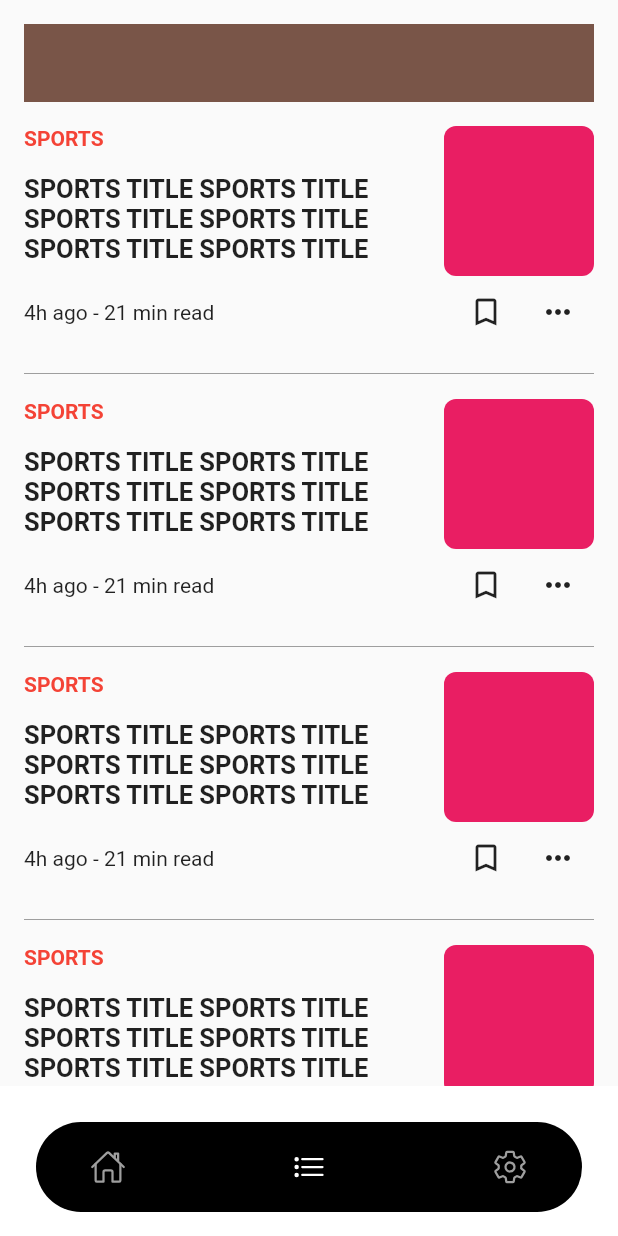
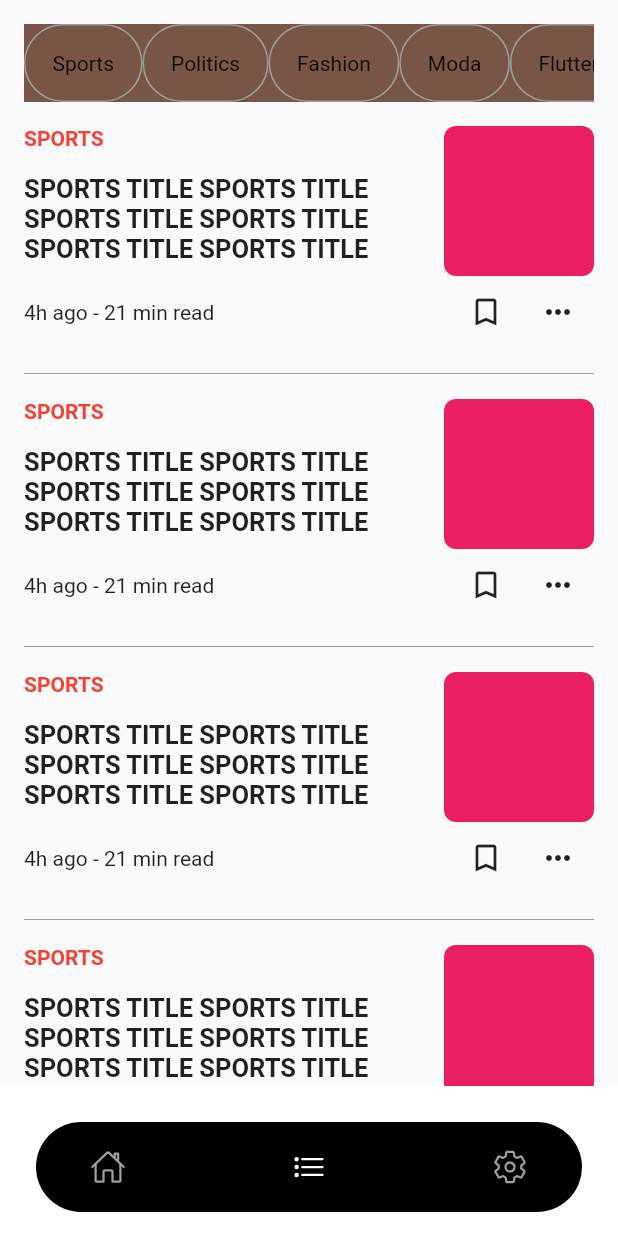
Before and after one commit to JAICHANGPARK/flutter_notebook_chapter_24, a Flutter app: the NewsAppMainPage screen opened directly, item 2 of the bottom bar chosen, on a phone screen of 412 x 824 dp. Run offline on Flutter 3.47's test engine with Material 2 defaults, Android fonts, the phone set to English and light mode, and no system bars; our stand-ins replace flutter_riverpod, freezed_annotation, ionicons, percent_indicator; missing offline and left inert: crypto_font_icons; network calls fail.

Commit message:
Update news_app_main_apge.dart

```diff
--- a/lib/ep1377_news_app/view/news_app_main_apge.dart
+++ b/lib/ep1377_news_app/view/news_app_main_apge.dart
@@ -240,7 +240,15 @@ class _NewsAppMainPageState extends State<NewsAppMainPage> {
                               scrollDirection: Axis.horizontal,
                               itemCount: listMenuItems.length,
                               itemBuilder: (context, index) {
-                                return Container();
+                                return Container(
+                                  decoration: BoxDecoration(
+                                      borderRadius: BorderRadius.circular(32),
+                                      border: Border.all(
+                                        color: Colors.grey,
+                                      )),
+                                  padding: EdgeInsets.symmetric(horizontal: 18, vertical: 12),
+                                  child: Center(child: Text("${listMenuItems[index]}")),
+                                );
                               }),
                         ),
                         SizedBox(
```
